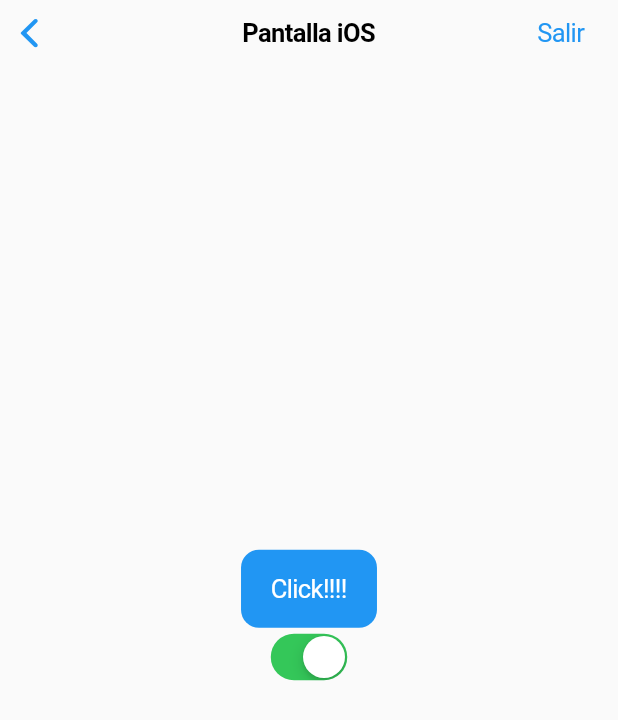
After one commit to Luis-MX/01_App_Curso_Flutter, a Flutter app: the screen it shows after launch, in the side drawer, after a tap on "Ejemplos de Cupertino", on a phone screen of 412 x 824 dp. The commit adds this screen. Shown: the top 720 px of the screen. Run offline on Flutter 3.47's test engine with Material 2 defaults, Android fonts, the phone set to English and light mode, and no system bars.

Commit message:
Pantalla cupertino

```diff
--- /dev/null
+++ b/lib/cupertino_pantalla.dart
@@ -0,0 +1,33 @@
+import 'package:flutter/cupertino.dart';
+import 'package:flutter/material.dart';
+
+class CupertinoPantalla extends StatelessWidget {
+  @override
+  Widget build(BuildContext context) {
+    return CupertinoPageScaffold(
+      navigationBar: CupertinoNavigationBar(
+        middle: Text("Pantalla iOS"),
+        trailing: CupertinoButton(
+          padding: EdgeInsets.all(0),
+          child: Text("Salir"),
+          onPressed: () {},
+        ),
+      ),
+      child: Center(
+        child: Column(
+          mainAxisSize: MainAxisSize.min,
+          children: <Widget>[
+            CupertinoButton.filled(
+              child: Text("Click!!!!"),
+              onPressed: () {},
+            ),
+            CupertinoSwitch(
+              value: true,
+              onChanged: (val) { return val;},
+            )
+          ],
+        ),
+      ),
+    );
+  }
+}
--- a/lib/main.dart
+++ b/lib/main.dart
@@ -2,6 +2,7 @@ import 'package:flutter/material.dart';
 import 'package:flutter/cupertino.dart';
 import 'package:flutter_app/ejemplo_pantalla.dart';
 import 'package:flutter_app/estado_pantalla.dart';
+import 'package:flutter_app/cupertino_pantalla.dart';
 import 'package:flutter_app/componentes_stateful_pantalla.dart';
 
 void main() {
@@ -49,6 +50,14 @@ class PantallaPrincipal extends StatelessWidget {
                 ));
               },
             ),
+            ListTile(
+              title: Text("Ejemplos de Cupertino"),
+              onTap: () {
+                Navigator.push(context, MaterialPageRoute(
+                    builder: (contextoLocal) => CupertinoPantalla()
+                ));
+              },
+            ),
           ],
         ),
       ),
```
